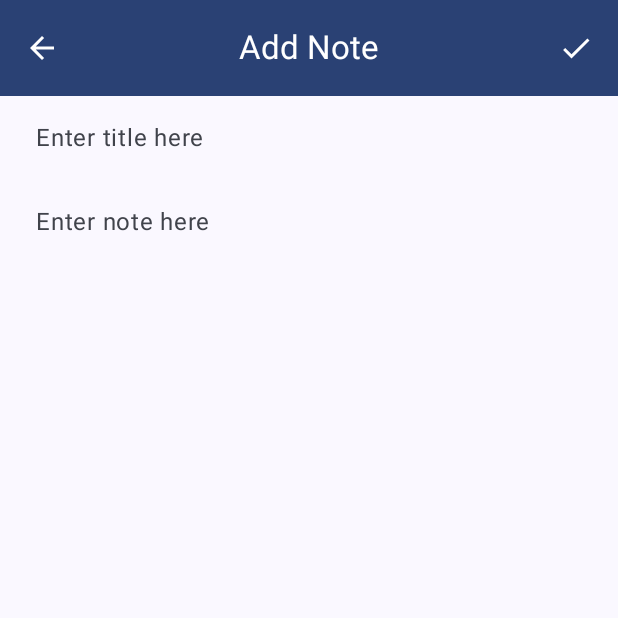
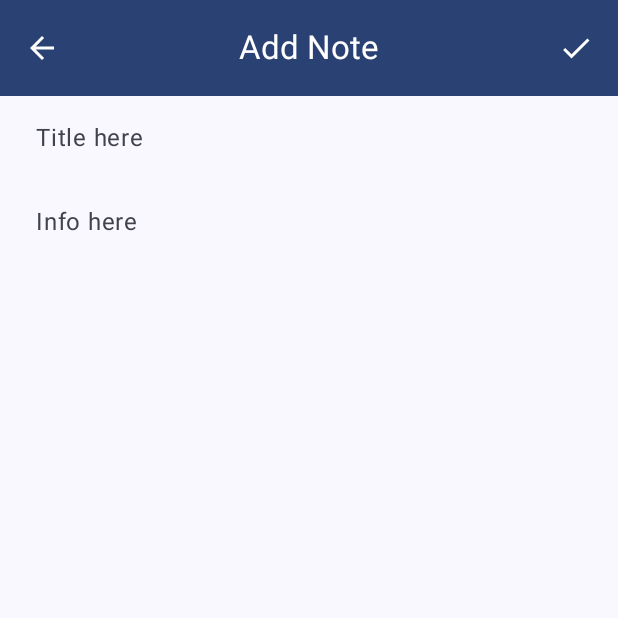
Before and after one commit to dnshariprasad/HNotes, an Android app built with Jetpack Compose: the CreateNoteScreen screen opened through its navigation route, on a phone screen of 412 x 824 dp, the top half of it. Run offline under Robolectric (Android 15) with nearby library versions, the phone set to English and light mode, and no system bars; our stand-ins replace Room's generated code, livedata-compose.

Commit message:
save note with share

```diff
--- a/app/src/main/java/com/htrack/hnotes/MainActivity.kt
+++ b/app/src/main/java/com/htrack/hnotes/MainActivity.kt
@@ -1,28 +1,44 @@
 package com.htrack.hnotes
 
+import android.content.Intent
 import android.os.Bundle
 import androidx.activity.ComponentActivity
 import androidx.activity.compose.setContent
 import androidx.compose.runtime.Composable
+import androidx.compose.runtime.mutableStateOf
 import androidx.compose.ui.tooling.preview.Preview
 import androidx.lifecycle.ViewModelProvider
+import androidx.navigation.NavHostController
+import androidx.navigation.NavType
+import androidx.navigation.Navigator
+import androidx.navigation.compose.rememberNavController
+import androidx.navigation.navArgument
+import com.htrack.hnotes.data.Note
 import com.htrack.hnotes.ui.screen.MainScreen
+import com.htrack.hnotes.ui.screen.Screens
 
 class MainActivity : ComponentActivity() {
-    private lateinit var mainViewModel: MainViewModel
+    private lateinit var viewMode: MainViewModel
+    private lateinit var navController: NavHostController
     override fun onCreate(savedInstanceState: Bundle?) {
         super.onCreate(savedInstanceState)
-        mainViewModel = ViewModelProvider(this)[MainViewModel::class.java]
+        viewMode = ViewModelProvider(this)[MainViewModel::class.java]
         setContent {
-            MainScreen(mainViewModel)
+            navController = rememberNavController()
+            MainScreen(navController, viewMode)
+        }
+    }
+
+    override fun onNewIntent(intent: Intent) {
+        super.onNewIntent(intent)
+        intent.action?.let { action ->
+
+            if (action == Intent.ACTION_SEND && intent.type == "text/plain") {
+                intent.getStringExtra(Intent.EXTRA_TEXT)?.let { text ->
+                    viewMode.selectedNote = mutableStateOf(Note(info = text))
+                    navController.navigate(Screens.SCREEN_CREATE_NOTE)
+                }
+            }
         }
     }
 }
-
-
-@Preview(showSystemUi = true, showBackground = true)
-@Composable
-fun MainScreenPreview() {
-    lateinit var mainViewModel: MainViewModel
-    MainScreen(mainViewModel)
-}
--- a/app/src/main/java/com/htrack/hnotes/data/Note.kt
+++ b/app/src/main/java/com/htrack/hnotes/data/Note.kt
@@ -9,7 +9,7 @@ data class Note(
     val id: Int = 0,
     var title: String? = "",
     var info: String? = "",
-//    val type: String? = "",
-//    val time: String? = "",
-//    val tags: List<Tag>? = emptyList()
+    var link: String? = "",
+    val type: String? = "",
+    val tags: String = ""
 )
--- a/app/src/main/java/com/htrack/hnotes/ui/screen/CreateNoteScreen.kt
+++ b/app/src/main/java/com/htrack/hnotes/ui/screen/CreateNoteScreen.kt
@@ -30,7 +30,10 @@ import com.htrack.hnotes.ui.theme.HTextField
 import com.htrack.hnotes.ui.theme.ScreenCore
 
 @Composable
-fun CreateNoteScreen(navController: NavHostController, viewModel: MainViewModel) {
+fun CreateNoteScreen(
+    navController: NavHostController,
+    viewModel: MainViewModel,
+) {
     var showAlert by remember { mutableStateOf(false) }
     val context = LocalContext.current // Moved LocalContext inside NoteList
 
--- a/app/src/main/java/com/htrack/hnotes/ui/screen/MainScreen.kt
+++ b/app/src/main/java/com/htrack/hnotes/ui/screen/MainScreen.kt
@@ -1,22 +1,27 @@
 package com.htrack.hnotes.ui.screen
 
+import android.content.Intent
 import androidx.compose.runtime.Composable
+import androidx.navigation.NavHostController
+import androidx.navigation.NavType
 import androidx.navigation.compose.NavHost
 import androidx.navigation.compose.composable
-import androidx.navigation.compose.rememberNavController
+import androidx.navigation.navArgument
 import com.htrack.hnotes.MainViewModel
 import com.htrack.hnotes.ui.screen.Screens.SCREEN_CREATE_NOTE
 import com.htrack.hnotes.ui.screen.Screens.SCREEN_NOTE_LIST
 
 @Composable
-fun MainScreen(mainViewModel: MainViewModel) {
-    val navController = rememberNavController()
+fun MainScreen(navController: NavHostController, mainViewModel: MainViewModel) {
     NavHost(navController, startDestination = SCREEN_NOTE_LIST) {
         composable(SCREEN_NOTE_LIST) {
             NoteListScreen(navController, mainViewModel)
         }
         composable(SCREEN_CREATE_NOTE) {
-            CreateNoteScreen(navController, mainViewModel)
+            CreateNoteScreen(
+                navController = navController,
+                viewModel = mainViewModel
+            )
         }
     }
 }
--- a/app/src/main/res/values/strings.xml
+++ b/app/src/main/res/values/strings.xml
@@ -2,8 +2,8 @@
     <string name="app_name">Hnotes</string>
     <string name="add_note">Add Note</string>
     <string name="your_notes">Your Notes</string>
-    <string name="enter_title_here">Enter title here</string>
-    <string name="enter_note_here">Enter note here</string>
+    <string name="enter_title_here">Title here</string>
+    <string name="enter_note_here">Info here</string>
     <string name="no_notes_found">No Notes found</string>
     <string name="content_description_done">Done</string>
     <string name="content_description_add">Add</string>
```
Also changed, not shown: app/src/main/AndroidManifest.xml (+7 -1 lines), app/src/main/java/com/htrack/hnotes/data/Tag.kt (deleted, +0 -10 lines).
